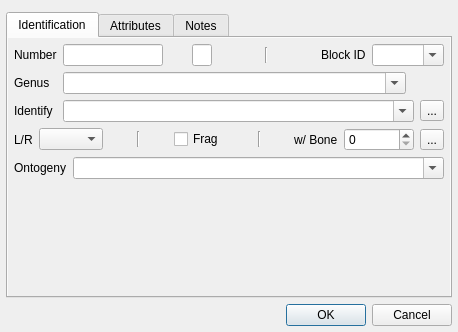
Old version of the form project-components/forms/features.ui in the repository ArthurLion97/fossildigtools.
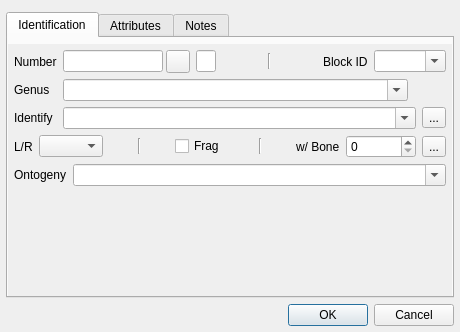
New version of the form. Icons and pictures are not drawn.

Commit message: Features form spacing fix

Patch:
```diff
--- a/project-components/forms/features.ui
+++ b/project-components/forms/features.ui
@@ -6,10 +6,16 @@
    <rect>
     <x>0</x>
     <y>0</y>
-    <width>458</width>
+    <width>460</width>
     <height>332</height>
    </rect>
   </property>
+  <property name="minimumSize">
+   <size>
+    <width>460</width>
+    <height>320</height>
+   </size>
+  </property>
   <property name="windowTitle">
    <string>Feature Attributes</string>
   </property>
@@ -36,7 +42,16 @@
        <string>Identification</string>
       </attribute>
       <layout class="QVBoxLayout" name="verticalLayout_2">
-       <property name="margin">
+       <property name="leftMargin">
+        <number>0</number>
+       </property>
+       <property name="topMargin">
+        <number>6</number>
+       </property>
+       <property name="rightMargin">
+        <number>0</number>
+       </property>
+       <property name="bottomMargin">
         <number>0</number>
        </property>
        <item>
@@ -52,8 +67,8 @@
            <rect>
             <x>0</x>
             <y>0</y>
-            <width>440</width>
-            <height>255</height>
+            <width>442</width>
+            <height>249</height>
            </rect>
           </property>
           <layout class="QVBoxLayout" name="verticalLayout_3">
@@ -144,13 +159,7 @@
                   </widget>
                  </item>
                  <item>
-                  <widget class="QPushButton" name="numLockBtn">
-                   <property name="maximumSize">
-                    <size>
-                     <width>20</width>
-                     <height>20</height>
-                    </size>
-                   </property>
+                  <widget class="QToolButton" name="numLockBtn">
                    <property name="text">
                     <string/>
                    </property>
@@ -158,9 +167,6 @@
                     <iconset resource="resources.qrc">
                      <normaloff>:/fdt/icons/locked.svg</normaloff>:/fdt/icons/locked.svg</iconset>
                    </property>
-                   <property name="flat">
-                    <bool>true</bool>
-                   </property>
                   </widget>
                  </item>
                 </layout>
```
Left out of the diff: 33 changed lines with no effect on the pictures.
